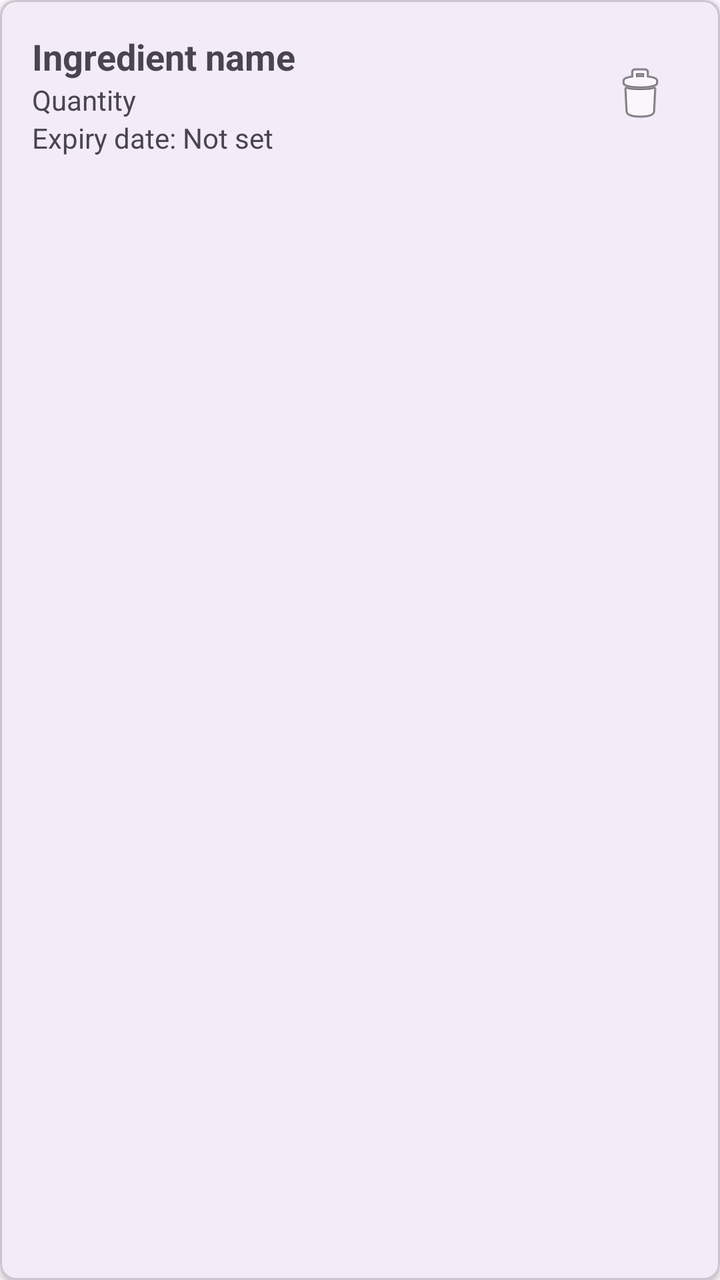
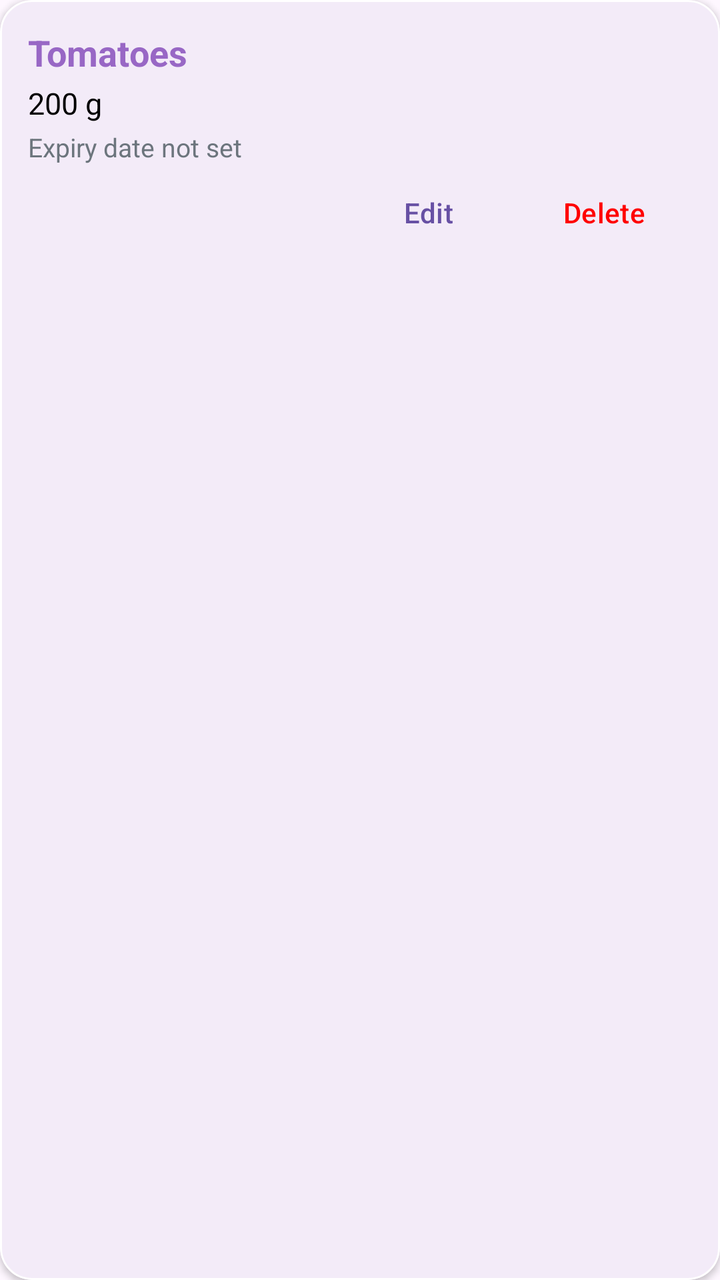

The first picture is an Android layout as it rendered before a commit; the second is the same layout after the commit. The layout source and the unified diff follow.
<!-- AndroidManifest.xml: application theme Theme.SmartPantryManager -->
<!-- res/layout/item_pantry.xml -->
<?xml version="1.0" encoding="utf-8"?>
<com.google.android.material.card.MaterialCardView
    xmlns:android="http://schemas.android.com/apk/res/android"
    xmlns:app="http://schemas.android.com/apk/res-auto"
    android:layout_width="match_parent"
    android:layout_height="wrap_content"
    android:layout_margin="6dp"
    app:cardCornerRadius="8dp"
    app:cardElevation="2dp">

    <LinearLayout
        android:layout_width="match_parent"
        android:layout_height="wrap_content"
        android:gravity="center_vertical"
        android:orientation="horizontal"
        android:padding="16dp">

        <LinearLayout
            android:layout_width="0dp"
            android:layout_height="wrap_content"
            android:layout_weight="1"
            android:orientation="vertical">

            <TextView
                android:id="@+id/tvIngredientName"
                android:layout_width="wrap_content"
                android:layout_height="wrap_content"
                android:text="Ingredient name"
                android:textSize="18sp"
                android:textStyle="bold" />

            <TextView
                android:id="@+id/tvIngredientQuantity"
                android:layout_width="wrap_content"
                android:layout_height="wrap_content"
                android:text="Quantity"
                android:textSize="14sp" />

            <TextView
                android:id="@+id/tvExpiryDate"
                android:layout_width="wrap_content"
                android:layout_height="wrap_content"
                android:text="Expiry date: Not set"
                android:textSize="14sp" />

        </LinearLayout>

        <ImageButton
            android:id="@+id/btnDelete"
            android:layout_width="48dp"
            android:layout_height="48dp"
            android:background="?attr/selectableItemBackgroundBorderless"
            android:contentDescription="Delete ingredient"
            android:src="@android:drawable/ic_menu_delete" />

    </LinearLayout>

</com.google.android.material.card.MaterialCardView>
<!-- resources referenced by this layout -->
<resources>
  <style name="Theme.SmartPantryManager" parent="Base.Theme.SmartPantryManager" />
  <style name="Base.Theme.SmartPantryManager" parent="Theme.Material3.DayNight.NoActionBar">
          
          
      </style>
</resources>

<!-- the commit's change to res/layout/item_pantry.xml (unified diff, before → after) -->
@@ -4,55 +4,58 @@
     xmlns:app="http://schemas.android.com/apk/res-auto"
     android:layout_width="match_parent"
     android:layout_height="wrap_content"
-    android:layout_margin="6dp"
-    app:cardCornerRadius="8dp"
-    app:cardElevation="2dp">
-
+    android:layout_marginBottom="10dp"
+    app:cardCornerRadius="16dp"
+    app:cardElevation="2dp"
+    app:strokeColor="@color/white"
+    app:strokeWidth="1dp">
     <LinearLayout
         android:layout_width="match_parent"
         android:layout_height="wrap_content"
-        android:gravity="center_vertical"
-        android:orientation="horizontal"
-        android:padding="16dp">
-
+        android:orientation="vertical"
+        android:padding="14dp">
+        <TextView
+            android:id="@+id/pantryItemName"
+            android:layout_width="match_parent"
+            android:layout_height="wrap_content"
+            android:text="Tomatoes"
+            android:textColor="#9867C5"
+            android:textSize="18sp"
+            android:textStyle="bold"/>
+        <TextView
+            android:id="@+id/pantryItemQuantity"
+            android:layout_width="match_parent"
+            android:layout_height="wrap_content"
+            android:layout_marginTop="3dp"
+            android:text="200 g"
+            android:textColor="@color/black"
+            android:textSize="15sp"/>
+        <TextView
+            android:id="@+id/pantryItemExpiry"
+            android:layout_width="match_parent"
+            android:layout_height="wrap_content"
+            android:layout_marginTop="3dp"
+            android:text="Expiry date not set"
+            android:textColor="#6C757D"
+            android:textSize="13sp"/>
         <LinearLayout
-            android:layout_width="0dp"
+            android:layout_width="match_parent"
             android:layout_height="wrap_content"
-            android:layout_weight="1"
-            android:orientation="vertical">
-
-            <TextView
-                android:id="@+id/tvIngredientName"
+            android:gravity="end"
+            android:orientation="horizontal">
+            <com.google.android.material.button.MaterialButton
+                android:id="@+id/editPantryItemButton"
+                style="@style/Widget.Material3.Button.TextButton"
                 android:layout_width="wrap_content"
                 android:layout_height="wrap_content"
-                android:text="Ingredient name"
-                android:textSize="18sp"
-                android:textStyle="bold" />
-
-            <TextView
-                android:id="@+id/tvIngredientQuantity"
+                android:text="Edit"/>
+            <com.google.android.material.button.MaterialButton
+                android:id="@+id/deletePantryItemButton"
+                style="@style/Widget.Material3.Button.TextButton"
                 android:layout_width="wrap_content"
                 android:layout_height="wrap_content"
-                android:text="Quantity"
-                android:textSize="14sp" />
-
-            <TextView
-                android:id="@+id/tvExpiryDate"
-                android:layout_width="wrap_content"
-                android:layout_height="wrap_content"
-                android:text="Expiry date: Not set"
-                android:textSize="14sp" />
-
+                android:text="Delete"
+                android:textColor="#FF0000"/>
         </LinearLayout>
-
-        <ImageButton
-            android:id="@+id/btnDelete"
-            android:layout_width="48dp"
-            android:layout_height="48dp"
-            android:background="?attr/selectableItemBackgroundBorderless"
-            android:contentDescription="Delete ingredient"
-            android:src="@android:drawable/ic_menu_delete" />
-
     </LinearLayout>
-
 </com.google.android.material.card.MaterialCardView>
<!-- resource entries referenced after the edit -->
@@ -1,5 +1,7 @@
 <!-- resources referenced by this layout -->
 <resources>
+  <color name="black">#FF000000</color>
+  <color name="white">#FFFFFFFF</color>
   <style name="Theme.SmartPantryManager" parent="Base.Theme.SmartPantryManager" />
   <style name="Base.Theme.SmartPantryManager" parent="Theme.Material3.DayNight.NoActionBar">
           
